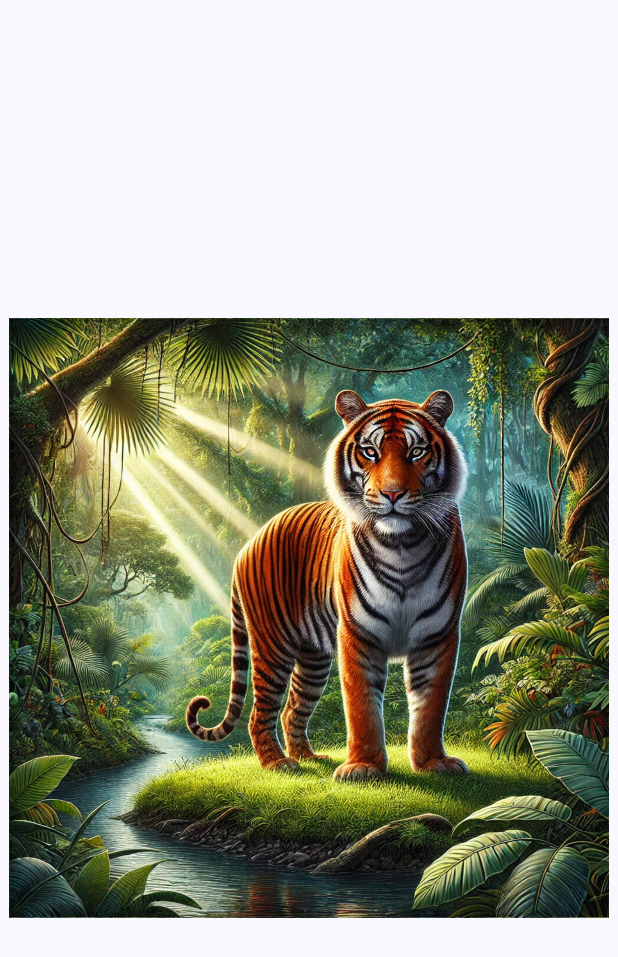
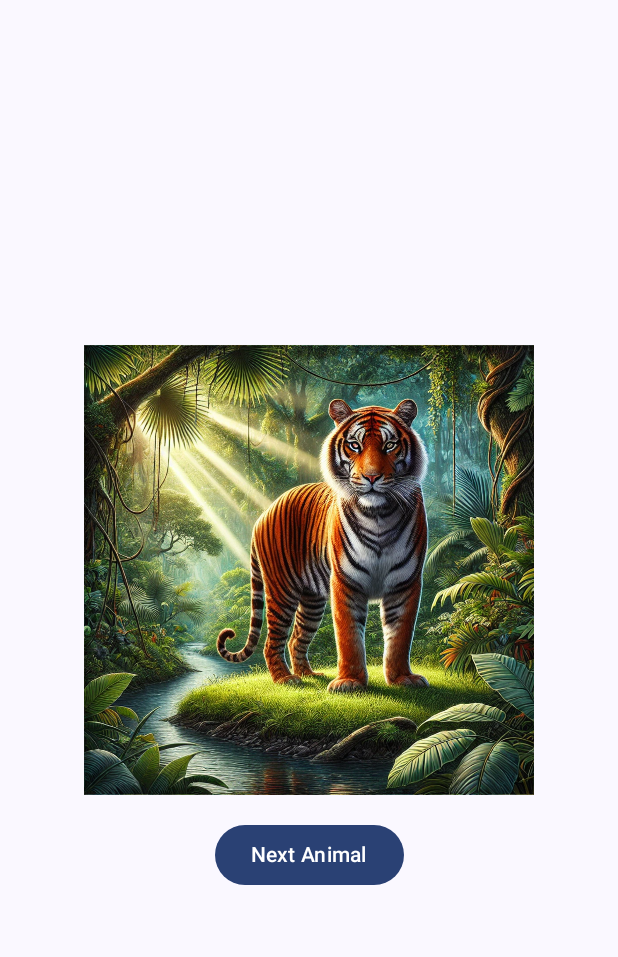
Before and after one commit to sujithmenonp/AnimalSounds, an Android app built with Jetpack Compose: the screen it shows after launch (MainActivity), after a tap on "Play Tiger Sound", on a phone screen of 412 x 824 dp. Shown: the top 957 px of the screen. Run offline under Robolectric (Android 15) with nearby library versions, the phone set to English and light mode, and no system bars.

Commit message:
added more animals

```diff
--- a/app/src/main/java/com/example/animalsounds/MainActivity.kt
+++ b/app/src/main/java/com/example/animalsounds/MainActivity.kt
@@ -5,18 +5,12 @@ import android.os.Bundle
 import android.widget.Toast
 import androidx.activity.ComponentActivity
 import androidx.activity.compose.setContent
-import androidx.activity.enableEdgeToEdge
 import androidx.compose.animation.animateContentSize
+import androidx.compose.animation.Crossfade
 import androidx.compose.foundation.Image
 import androidx.compose.foundation.clickable
-import androidx.compose.foundation.layout.Box
-import androidx.compose.foundation.layout.fillMaxSize
-import androidx.compose.foundation.layout.padding
-import androidx.compose.foundation.layout.size
-import androidx.compose.material3.Button
-import androidx.compose.material3.Scaffold
-import androidx.compose.material3.Snackbar
-
+import androidx.compose.foundation.layout.*
+import androidx.compose.material3.*
 import androidx.compose.runtime.*
 import androidx.compose.ui.Alignment
 import androidx.compose.ui.Modifier
@@ -27,95 +21,112 @@ import androidx.compose.ui.tooling.preview.Preview
 import androidx.compose.ui.unit.dp
 import com.example.animalsounds.ui.theme.AnimalSoundsTheme
 
+data class Animal(val name: String, val imageRes: Int, val soundRes: Int)
+
 class MainActivity : ComponentActivity() {
     private var mediaPlayer: MediaPlayer? = null
 
+    private val animals = listOf(
+        Animal("Tiger", R.drawable.tiger, R.raw.tiger),
+        Animal("Elephant", R.drawable.elephant, R.raw.elephant),
+        Animal("Dog", R.drawable.dog, R.raw.dog)
+    )
+
     override fun onCreate(savedInstanceState: Bundle?) {
         super.onCreate(savedInstanceState)
-        enableEdgeToEdge()
         setContent {
             AnimalSoundsTheme {
-                Scaffold(modifier = Modifier.fillMaxSize()) { innerPadding ->
+                AnimalScreen(
+                    animals = animals,
+                    playSound = { soundRes -> playSound(soundRes) }
+                )
+            }
+        }
+    }
+
+    private fun playSound(soundRes: Int) {
+        // Stop and reset the MediaPlayer if it is already playing
+        if (mediaPlayer?.isPlaying == true) {
+            mediaPlayer?.stop()
+            mediaPlayer?.reset()
+        }
+
+        // Create a new MediaPlayer instance or reuse an existing one
+        mediaPlayer = MediaPlayer.create(this, soundRes)
+        mediaPlayer?.start()
+
+        // Optionally show a toast
+        Toast.makeText(this, "Playing sound...", Toast.LENGTH_SHORT).show()
+
+        // Release MediaPlayer when the sound finishes
+        mediaPlayer?.setOnCompletionListener {
+            it.release()
+            mediaPlayer = null
+        }
+    }
+}
+
+@Composable
+fun AnimalScreen(animals: List<Animal>, playSound: (Int) -> Unit) {
+    var currentIndex by remember { mutableStateOf(0) }
+    val currentAnimal = animals[currentIndex]
+
+    Scaffold { innerPadding ->
         Box(
             modifier = Modifier
                 .fillMaxSize()
                 .padding(innerPadding),
-                        contentAlignment = Alignment.Center // Centers the content inside the Box
+            contentAlignment = Alignment.Center
         ) {
-                        ImageButtonExample(
-                            onClick = {
-                                playSound()
+            Column(horizontalAlignment = Alignment.CenterHorizontally) {
+                Crossfade(targetState = currentAnimal) { animal ->
+                    AnimalDisplay(
+                        animal = animal,
+                        onClick = { playSound(animal.soundRes) }
+                    )
                 }
-                        )
+                Spacer(modifier = Modifier.height(16.dp))
+                Button(onClick = {
+                    currentIndex = (currentIndex + 1) % animals.size
+                }) {
+                    Text("Next Animal")
                 }
             }
         }
     }
 }
 
-     // Declare MediaPlayer as a class-level variable
-
-    private fun playSound() {
-        // Check if the MediaPlayer is already playing
-        if (mediaPlayer?.isPlaying == true) {
-            mediaPlayer?.stop() // Stop if it's already playing
-            mediaPlayer?.reset() // Reset to prepare it for another sound
-        }
-
-        // Create a new MediaPlayer instance or reset the existing one
-        mediaPlayer = MediaPlayer.create(this, R.raw.tiger) // Replace with your MP3 resource
-
-        // Start playing the sound
-        mediaPlayer?.start();
-
-        // Optionally show a toast
-        Toast.makeText(this, "Sound played!", Toast.LENGTH_SHORT).show()
-
-        // Release the MediaPlayer when the sound finishes playing
-        mediaPlayer?.setOnCompletionListener {
-            it.release() // Release the MediaPlayer when the sound finishes playing
-            mediaPlayer = null // Reset the mediaPlayer reference
-        }
-    }
-
-}
-
 @Composable
-fun ImageButtonExample(modifier: Modifier = Modifier, onClick: () -> Unit) {
-    var isPressed by remember { mutableStateOf(false) }
-
+fun AnimalDisplay(animal: Animal, onClick: () -> Unit) {
     Box(
-        modifier = modifier
-            .size(400.dp)
-            .clickable(onClick = {
-                onClick()
-                isPressed = true
-            }) // Trigger onClick on button click
-            .then(Modifier.animateContentSize()) // Animate size change when clicked
+        modifier = Modifier
+            .size(300.dp)
+            .clickable(onClick = onClick)
+            .animateContentSize(),
+        contentAlignment = Alignment.Center
     ) {
         Image(
-            painter = painterResource(id = R.drawable.tiger), // Replace with your image
-            contentDescription = "Play Tiger Sound",
+            painter = painterResource(id = animal.imageRes),
+            contentDescription = "Play ${animal.name} Sound",
             modifier = Modifier.fillMaxSize(),
             contentScale = ContentScale.Crop
         )
-
-        // Change button appearance when pressed
-        if (isPressed) {
-            // Apply a visual effect like scale or change opacity
-        }
     }
 }
 
 @Preview(showBackground = true)
 @Composable
-fun ImageButtonExamplePreview() {
+fun AnimalScreenPreview() {
+    val sampleAnimals = listOf(
+        Animal("Tiger", R.drawable.tiger, R.raw.tiger),
+        Animal("Elephant", R.drawable.elephant, R.raw.elephant),
+        Animal("Dog", R.drawable.dog, R.raw.dog)
+    )
+
     AnimalSoundsTheme {
-        Box(
-            modifier = Modifier.fillMaxSize(),
-            contentAlignment = Alignment.Center
-        ) {
-            ImageButtonExample(onClick = {})
+        AnimalScreen(
+            animals = sampleAnimals,
+            playSound = {}
+        )
     }
 }
-}
```
Also changed, not shown: app/src/main/res/drawable/dog.webp (added), app/src/main/res/drawable/elephant.webp (added), 2 other files. Lines whose indentation alone changed are shown as unchanged.
